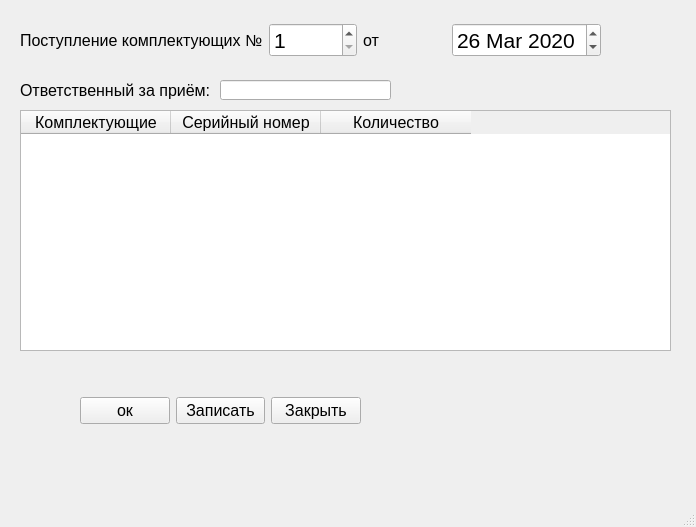
First picture: the form in qt_version/ui/add_parts_form.ui, repository kerniee/abp_final_plz_work, before the edit.
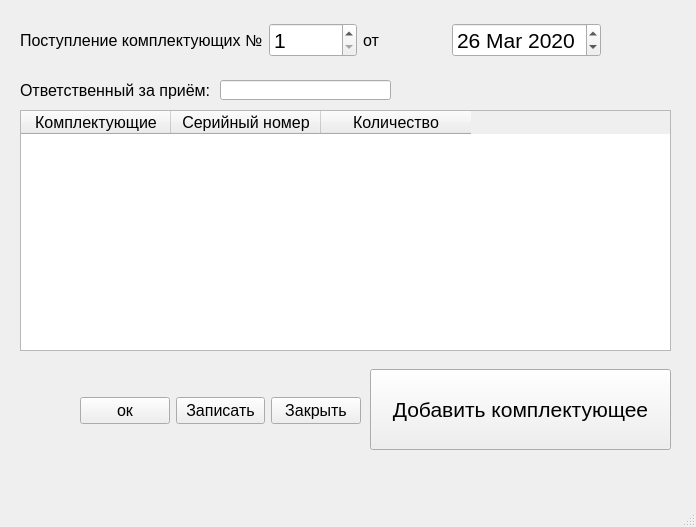
Second picture: the form after the edit.

Commit message: обновление формы

Patch:
```diff
--- a/qt_version/ui/add_parts_form.ui
+++ b/qt_version/ui/add_parts_form.ui
@@ -202,6 +202,19 @@
      </property>
     </column>
    </widget>
+   <widget class="QPushButton" name="b_addRow">
+    <property name="geometry">
+     <rect>
+      <x>370</x>
+      <y>369</y>
+      <width>301</width>
+      <height>81</height>
+     </rect>
+    </property>
+    <property name="text">
+     <string>Добавить комплектующее</string>
+    </property>
+   </widget>
   </widget>
   <widget class="QMenuBar" name="menubar">
    <property name="geometry">
```
Left out of the diff: 3 changed lines with no effect on the pictures.
